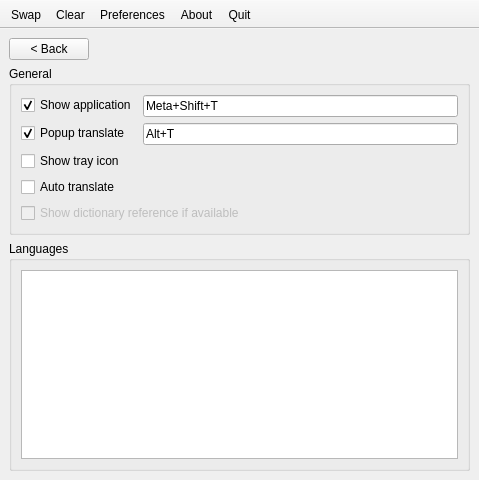
This is src/mainwindow.ui in georgyfarniev/litetran-qt as Qt 5 draws it before an edit. The edited form follows.
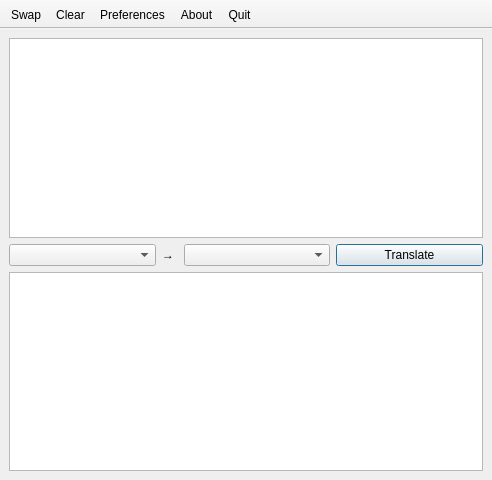
This is the edited form. The open tabs and pages were chosen to show the change. Icons and pictures are not drawn.

Commit message: LiteTran now supports x11-only, UI changes, add dictionary

Diff of the .ui file:
```diff
--- a/src/mainwindow.ui
+++ b/src/mainwindow.ui
@@ -6,7 +6,7 @@
    <rect>
     <x>0</x>
     <y>0</y>
-    <width>479</width>
+    <width>492</width>
     <height>480</height>
    </rect>
   </property>
@@ -18,25 +18,6 @@
     <normaloff>:/icons/ui/litetran.png</normaloff>:/icons/ui/litetran.png</iconset>
   </property>
   <widget class="QWidget" name="centralwidget">
-   <layout class="QVBoxLayout" name="verticalLayout_2">
-    <property name="leftMargin">
-     <number>0</number>
-    </property>
-    <property name="topMargin">
-     <number>0</number>
-    </property>
-    <property name="rightMargin">
-     <number>0</number>
-    </property>
-    <property name="bottomMargin">
-     <number>0</number>
-    </property>
-    <item>
-     <widget class="QStackedWidget" name="stackedWidget">
-      <property name="currentIndex">
-       <number>0</number>
-      </property>
-      <widget class="QWidget" name="page">
        <layout class="QVBoxLayout" name="verticalLayout">
         <item>
          <widget class="QPlainTextEdit" name="SourceTextEdit"/>
@@ -120,151 +101,6 @@
         </item>
         <item>
          <widget class="QTextBrowser" name="ResultTextBrowser"/>
-        </item>
-       </layout>
-      </widget>
-      <widget class="QWidget" name="page_2">
-       <layout class="QVBoxLayout" name="verticalLayout_4">
-        <item>
-         <layout class="QHBoxLayout" name="horizontalLayout_2">
-          <item>
-           <widget class="QPushButton" name="pushButton">
-            <property name="text">
-             <string>&lt; Back</string>
-            </property>
-           </widget>
-          </item>
-          <item>
-           <spacer name="horizontalSpacer">
-            <property name="orientation">
-             <enum>Qt::Horizontal</enum>
-            </property>
-            <property name="sizeHint" stdset="0">
-             <size>
-              <width>40</width>
-              <height>20</height>
-             </size>
-            </property>
-           </spacer>
-          </item>
-         </layout>
-        </item>
-        <item>
-         <widget class="QGroupBox" name="groupBox">
-          <property name="title">
-           <string>General</string>
-          </property>
-          <layout class="QFormLayout" name="formLayout">
-           <property name="labelAlignment">
-            <set>Qt::AlignLeading|Qt::AlignLeft|Qt::AlignVCenter</set>
-           </property>
-           <item row="0" column="0">
-            <widget class="QCheckBox" name="ShowHotkeyCheckbox">
-             <property name="text">
-              <string>Show application</string>
-             </property>
-             <property name="checked">
-              <bool>true</bool>
-             </property>
-            </widget>
-           </item>
-           <item row="0" column="1">
-            <widget class="QKeySequenceEdit" name="ShowKeySequence">
-             <property name="sizePolicy">
-              <sizepolicy hsizetype="Expanding" vsizetype="Preferred">
-               <horstretch>0</horstretch>
-               <verstretch>0</verstretch>
-              </sizepolicy>
-             </property>
-             <property name="keySequence">
-              <string>Meta+Shift+T</string>
-             </property>
-            </widget>
-           </item>
-           <item row="1" column="0">
-            <widget class="QCheckBox" name="PopupHotkeyCheckbox">
-             <property name="text">
-              <string>Popup translate</string>
-             </property>
-             <property name="checked">
-              <bool>true</bool>
-             </property>
-            </widget>
-           </item>
-           <item row="1" column="1">
-            <widget class="QKeySequenceEdit" name="PopupKeySequence">
-             <property name="sizePolicy">
-              <sizepolicy hsizetype="Expanding" vsizetype="Preferred">
-               <horstretch>0</horstretch>
-               <verstretch>0</verstretch>
-              </sizepolicy>
-             </property>
-             <property name="keySequence">
-              <string>Alt+T</string>
-             </property>
-            </widget>
-           </item>
-           <item row="2" column="0">
-            <widget class="QCheckBox" name="ShowTrayIconCheckbox">
-             <property name="text">
-              <string>Show tray icon</string>
-             </property>
-            </widget>
-           </item>
-           <item row="3" column="0">
-            <widget class="QCheckBox" name="AutoTranslateCheckbox">
-             <property name="text">
-              <string>Auto translate</string>
-             </property>
-            </widget>
-           </item>
-           <item row="4" column="0" colspan="2">
-            <widget class="QCheckBox" name="DictionaryCheckbox">
-             <property name="enabled">
-              <bool>false</bool>
-             </property>
-             <property name="text">
-              <string>Show dictionary reference if available</string>
-             </property>
-            </widget>
-           </item>
-          </layout>
-         </widget>
-        </item>
-        <item>
-         <widget class="QGroupBox" name="groupBox_2">
-          <property name="title">
-           <string>Languages</string>
-          </property>
-          <layout class="QVBoxLayout" name="verticalLayout_3">
-           <item>
-            <widget class="QTreeView" name="LanguagesTreeView">
-             <property name="indentation">
-              <number>0</number>
-             </property>
-             <attribute name="headerVisible">
-              <bool>false</bool>
-             </attribute>
-             <attribute name="headerCascadingSectionResizes">
-              <bool>false</bool>
-             </attribute>
-             <attribute name="headerDefaultSectionSize">
-              <number>10</number>
-             </attribute>
-             <attribute name="headerMinimumSectionSize">
-              <number>10</number>
-             </attribute>
-             <attribute name="headerStretchLastSection">
-              <bool>true</bool>
-             </attribute>
-            </widget>
-           </item>
-          </layout>
-         </widget>
-        </item>
-       </layout>
-      </widget>
-     </widget>
     </item>
    </layout>
   </widget>
```
Lines whose indentation alone changed are shown as unchanged. The commit also changes 48 other files.
